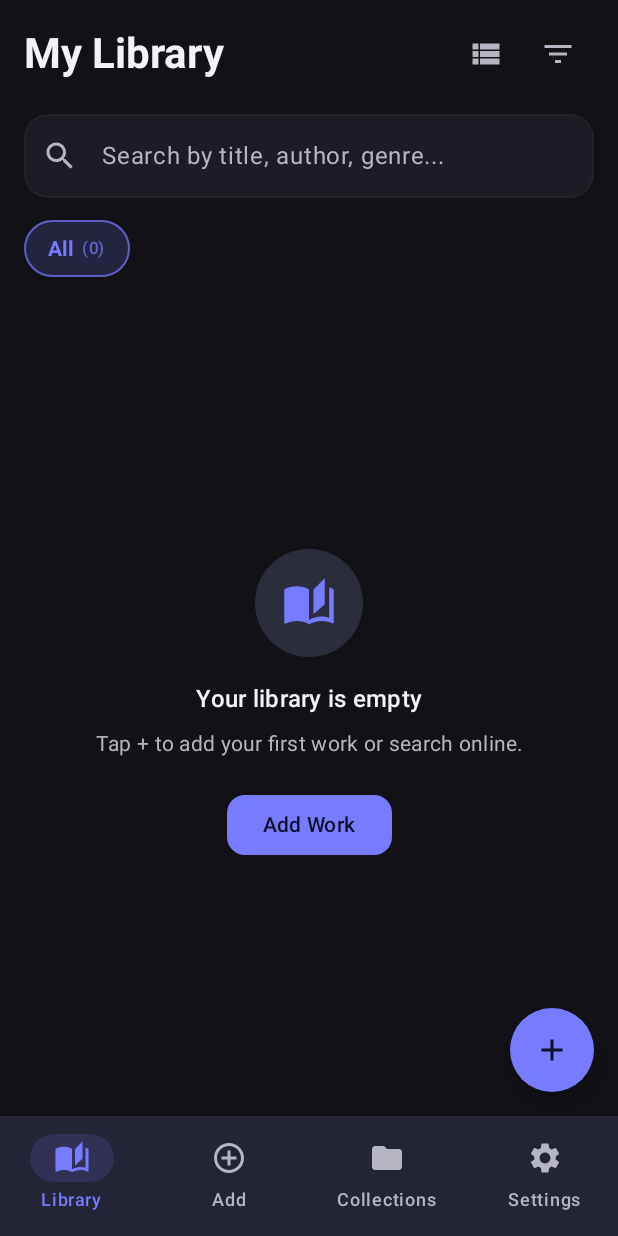
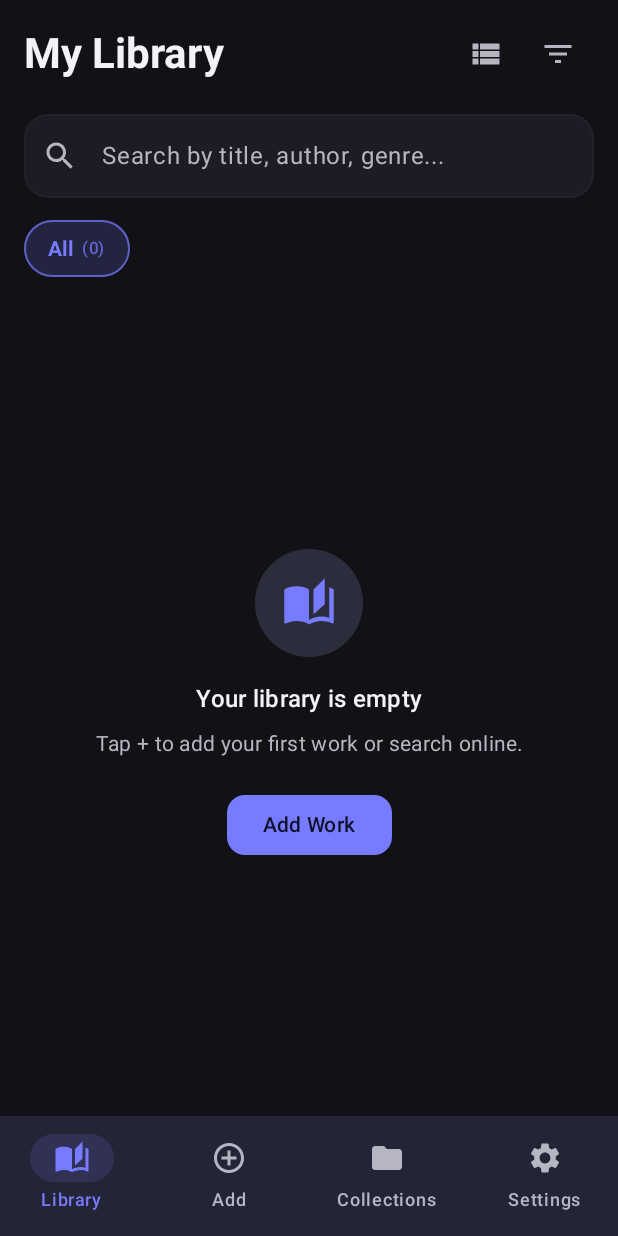
Before and after one commit to joa-no/Seoga, an Android app built with Jetpack Compose: the screen it shows after launch (MainActivity), on a phone screen of 412 x 824 dp. Run offline under Robolectric (Android 15) with nearby library versions, the phone set to English and light mode, and no system bars; our stand-ins replace Room's generated code; pictures from the network do not load; 1 statement that could not run was skipped.

Commit message:
Remove redundant library floating add button

```diff
--- a/app/src/main/java/com/joano/seoga/ui/screens/library/LibraryScreen.kt
+++ b/app/src/main/java/com/joano/seoga/ui/screens/library/LibraryScreen.kt
@@ -29,7 +29,6 @@ import androidx.compose.foundation.pager.rememberPagerState
 import androidx.compose.foundation.shape.CircleShape
 import androidx.compose.foundation.shape.RoundedCornerShape
 import androidx.compose.material.icons.Icons
-import androidx.compose.material.icons.filled.Add
 import androidx.compose.material.icons.filled.AutoStories
 import androidx.compose.material.icons.filled.BookmarkAdd
 import androidx.compose.material.icons.filled.Clear
@@ -45,7 +44,6 @@ import androidx.compose.material.icons.filled.ViewList
 import androidx.compose.material3.Badge
 import androidx.compose.material3.BadgedBox
 import androidx.compose.material3.ExperimentalMaterial3Api
-import androidx.compose.material3.FloatingActionButton
 import androidx.compose.material3.Icon
 import androidx.compose.material3.IconButton
 import androidx.compose.material3.MaterialTheme
@@ -166,22 +164,6 @@ fun LibraryScreen(
 
     Scaffold(
         snackbarHost = { SnackbarHost(snackbarHostState) },
-        floatingActionButton = {
-            if (!isSelectionMode) {
-                FloatingActionButton(
-                    onClick = onAddWorkClick,
-                    containerColor = MaterialTheme.colorScheme.primary,
-                    contentColor = MaterialTheme.colorScheme.onPrimary,
-                    shape = CircleShape,
-                    modifier = Modifier.testTag("add_work_fab")
-                ) {
-                    Icon(
-                        imageVector = Icons.Default.Add,
-                        contentDescription = stringResource(R.string.add_work_title)
-                    )
-                }
-            }
-        },
         modifier = modifier
     ) { paddingValues ->
         Column(
```
